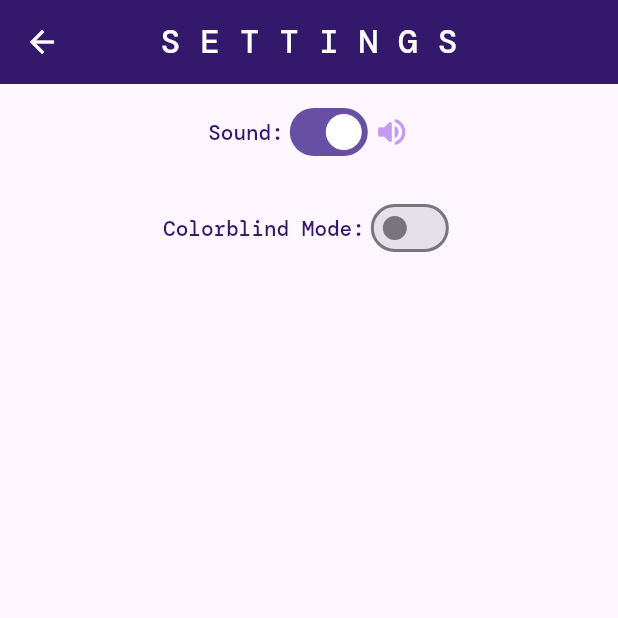
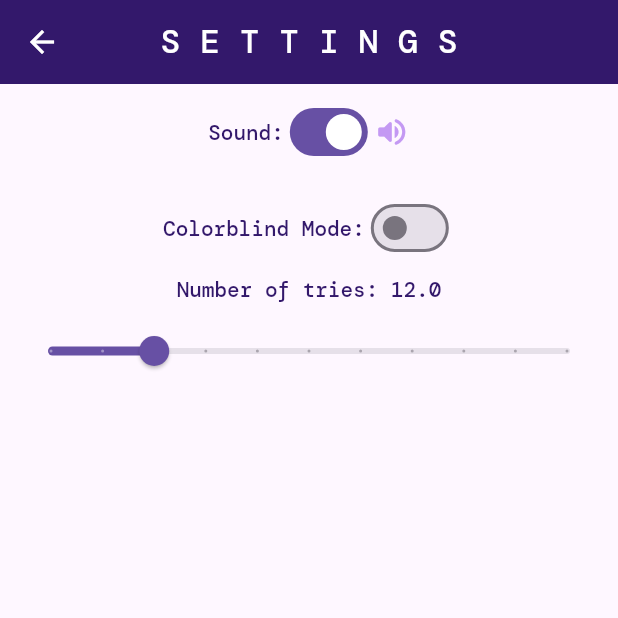
Before and after one commit to galileo-academy-wmiw/flutter_mastermind_sander, a Flutter app: the SettingsScreen screen opened directly, on a phone screen of 412 x 824 dp, the top half of it. Run offline on Flutter 3.47's test engine with Material 3 defaults, Android fonts, the phone set to English and light mode, and no system bars; our stand-ins replace audioplayers.

Commit message:
Added slider to choose number of tries
Not functional as of yet

```diff
--- a/lib/settings_screen.dart
+++ b/lib/settings_screen.dart
@@ -1,5 +1,6 @@
 import 'package:flutter/material.dart';
 import 'package:flutter_mastermind_sander/theme.dart';
+import 'package:flutter_mastermind_sander/variables.dart';
 
 class SettingsScreen extends StatefulWidget {
   const SettingsScreen({super.key});
@@ -24,6 +25,9 @@ class _SettingsScreenState extends State<SettingsScreen> {
       ),
       body: DefaultTextStyle(
         style: pTextStyle,
+        child: Center(
+          child: Container(
+            width: 600,
             child: Column(
               children: [
                 Padding(
@@ -66,7 +70,25 @@ class _SettingsScreenState extends State<SettingsScreen> {
                     ],
                   ),
                 ),
+                Text('Number of tries: $numOfTries'),
+                Padding(
+                  padding: const EdgeInsets.all(8.0),
+                  child: Slider(
+                      value: numOfTries,
+                      min: 10,
+                      max: 20,
+                      divisions: 10,
+                      label: numOfTries.toString(),
+                      onChanged: (double value) {
+                        setState(() {
+                          numOfTries = value;
+                        });
+                      }
+                  ),
+                )
               ],
+            ),
+          ),
         ),
       ),
     );
--- a/lib/variables.dart
+++ b/lib/variables.dart
@@ -21,3 +21,6 @@ final AudioPlayer audioPlayer = AudioPlayer();
 
 const codePinClickSound = 'audio/punchy-taps-ui-9-183908.mp3';
 const startUpSound = 'audio/90s-game-ui-6-185099.mp3';
+
+// Number of tries
+double numOfTries = 12;
```
Lines whose indentation alone changed are shown as unchanged.
